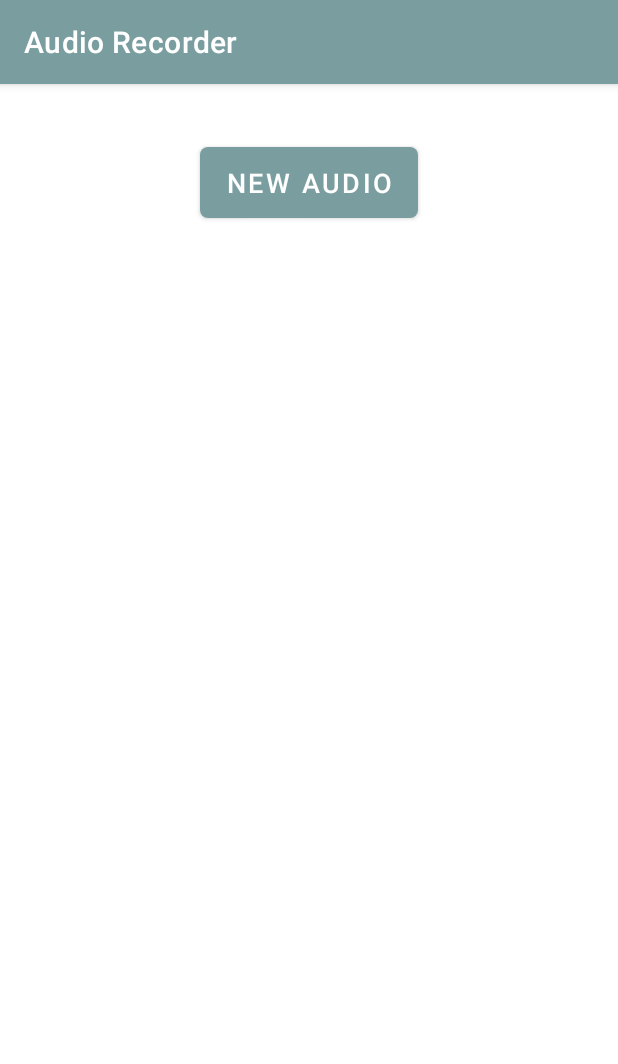
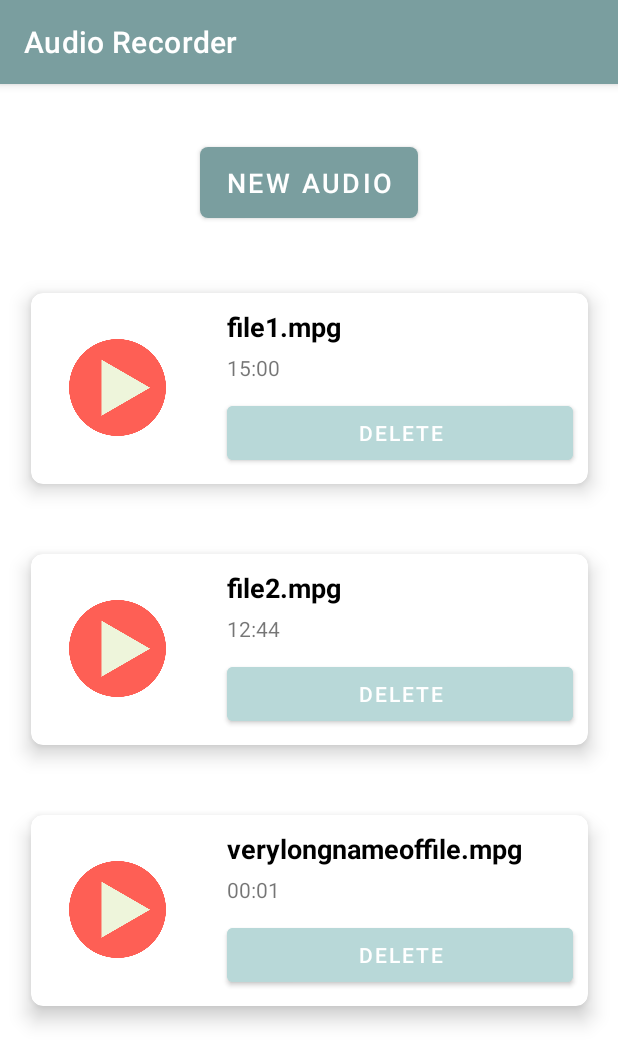
Before and after one commit to tarkowskialyssa/Audio-Recorder, an Android app: the screen it shows after launch (MainActivity), on a phone screen of 412 x 824 dp. Shown: the top 1064 px of the screen. Run offline under Robolectric (Android 15) with nearby library versions, the phone set to English and light mode, and no system bars.

Commit message:
audio cards

```diff
--- a/app/build.gradle
+++ b/app/build.gradle
@@ -32,6 +32,7 @@ dependencies {
     implementation 'androidx.appcompat:appcompat:1.4.0'
     implementation 'com.google.android.material:material:1.4.0'
     implementation 'androidx.constraintlayout:constraintlayout:2.1.2'
+    implementation 'com.google.android.material:material:1.2.1'
     testImplementation 'junit:junit:4.+'
     androidTestImplementation 'androidx.test.ext:junit:1.1.3'
     androidTestImplementation 'androidx.test.espresso:espresso-core:3.4.0'
--- /dev/null
+++ b/app/src/main/java/com/zybooks/audiorecorder/AudioAdapter.java
@@ -0,0 +1,57 @@
+package com.zybooks.audiorecorder;
+
+
+import android.content.Context;
+import android.view.LayoutInflater;
+import android.view.View;
+import android.view.ViewGroup;
+import android.widget.ImageView;
+import android.widget.TextView;
+import androidx.annotation.NonNull;
+import androidx.recyclerview.widget.RecyclerView;
+import java.util.ArrayList;
+
+public class AudioAdapter extends RecyclerView.Adapter<AudioAdapter.Viewholder>{
+    private Context context;
+    //List of all audio records
+    private ArrayList<AudioModel> audioModelArrayList;
+
+    //Constructor
+    public AudioAdapter(Context context, ArrayList<AudioModel> audioModelArrayList){
+        this.context = context;
+        this.audioModelArrayList = audioModelArrayList;
+    }
+
+    //Inflates the layout for each card in the recycler view
+    @NonNull
+    @Override
+    public AudioAdapter.Viewholder onCreateViewHolder(@NonNull ViewGroup parent, int viewType){
+        View view = LayoutInflater.from(parent.getContext()).inflate(R.layout.audio_card, parent, false);
+        return new Viewholder(view);
+    }
+
+    @Override
+    public void onBindViewHolder(@NonNull AudioAdapter.Viewholder holder, int position) {
+        //Sets text for each card
+        AudioModel model = audioModelArrayList.get(position);
+        holder.fileName.setText(model.getFileName());
+        holder.fileTime.setText(model.getFileTime());
+    }
+
+    @Override
+    public int getItemCount() {
+        //Returns number of cards in recycler view
+        return audioModelArrayList.size();
+    }
+
+    //View holder class for initializing of TextViews
+    public class Viewholder extends RecyclerView.ViewHolder {
+        private TextView fileName, fileTime;
+
+        public Viewholder(@NonNull View itemView) {
+            super(itemView);
+            fileName = itemView.findViewById(R.id.idFileName);
+            fileTime = itemView.findViewById(R.id.idFileTime);
+        }
+    }
+}
--- /dev/null
+++ b/app/src/main/java/com/zybooks/audiorecorder/AudioModel.java
@@ -0,0 +1,31 @@
+package com.zybooks.audiorecorder;
+
+//Stores the audio data that will be displayed in the Recycler View
+public class AudioModel {
+    private String fileName;
+    private String fileTime;
+
+    //Constructor
+    public AudioModel(String fileName, String fileTime){
+        this.fileName = fileName;
+        this.fileTime = fileTime;
+    }
+
+    //Getters and Setters
+    public String getFileName() {
+        return fileName;
+    }
+
+    public void setFileName(String fileName){
+        this.fileName = fileName;
+    }
+
+    public String getFileTime() {
+        return fileTime;
+    }
+
+    public void setFileTime(String fileTime){
+        this.fileTime = fileTime;
+    }
+
+}
--- a/app/src/main/java/com/zybooks/audiorecorder/MainActivity.java
+++ b/app/src/main/java/com/zybooks/audiorecorder/MainActivity.java
@@ -1,17 +1,47 @@
 package com.zybooks.audiorecorder;
 
 import androidx.appcompat.app.AppCompatActivity;
+import androidx.recyclerview.widget.LinearLayoutManager;
+import androidx.recyclerview.widget.RecyclerView;
 
 import android.content.Intent;
 import android.os.Bundle;
 import android.view.View;
 
+import java.lang.reflect.Array;
+import java.util.ArrayList;
+
 public class MainActivity extends AppCompatActivity {
+
+    private RecyclerView audioRV;
+
+    // ArrayList for storing data
+    private ArrayList<AudioModel> audioModelArrayList;
 
     @Override
     protected void onCreate(Bundle savedInstanceState) {
         super.onCreate(savedInstanceState);
         setContentView(R.layout.activity_main);
+        //Set recycler view
+        audioRV = findViewById(R.id.idAudioRV);
+
+        //Add data to new ArrayList
+        //DUMMY DATA FOR NOW
+        audioModelArrayList = new ArrayList<>();
+        audioModelArrayList.add(new AudioModel("file1.mpg", "15:00"));
+        audioModelArrayList.add(new AudioModel("file2.mpg", "12:44"));
+        audioModelArrayList.add(new AudioModel("verylongnameoffile.mpg", "00:01"));
+        audioModelArrayList.add(new AudioModel("alyssasfile.mpg", "00:17"));
+
+        //Initialize adapter class and pass arraylist to it
+        AudioAdapter audioAdapter = new AudioAdapter(this, audioModelArrayList);
+
+        //Set a layout manager for recycler view--vertical list
+        LinearLayoutManager linearLayoutManager = new LinearLayoutManager(this, LinearLayoutManager.VERTICAL, false);
+
+        //Set layout manager and adapter to recycler view
+        audioRV.setLayoutManager(linearLayoutManager);
+        audioRV.setAdapter(audioAdapter);
     }
 
     public void onNewClick (View view) {
--- a/app/src/main/res/layout/activity_main.xml
+++ b/app/src/main/res/layout/activity_main.xml
@@ -7,11 +7,11 @@
     tools:context=".MainActivity">
 
     <androidx.recyclerview.widget.RecyclerView
-        android:layout_width="418dp"
-        android:layout_height="592dp"
-        android:layout_marginTop="136dp"
+        android:id="@+id/idAudioRV"
+        android:layout_width="407dp"
+        android:layout_height="538dp"
+        android:layout_marginTop="116dp"
         app:layout_constraintEnd_toEndOf="parent"
-        app:layout_constraintHorizontal_bias="0.571"
         app:layout_constraintStart_toStartOf="parent"
         app:layout_constraintTop_toTopOf="parent" />
 
--- /dev/null
+++ b/app/src/main/res/layout/audio_card.xml
@@ -0,0 +1,86 @@
+<?xml version="1.0" encoding="utf-8"?>
+<androidx.cardview.widget.CardView
+    xmlns:android="http://schemas.android.com/apk/res/android"
+    xmlns:app="http://schemas.android.com/apk/res-auto"
+    android:layout_width="match_parent"
+    android:layout_height="wrap_content"
+    android:layout_margin="5dp"
+    app:cardBackgroundColor="@color/white"
+    app:cardCornerRadius="8dp"
+    app:cardElevation="8dp"
+    app:cardMaxElevation="10dp"
+    app:cardPreventCornerOverlap="true"
+    app:cardUseCompatPadding="true">
+
+    <!--
+        In the above cardview widget
+        cardelevation property will give elevation to your card view
+        card corner radius will provide radius to your card view
+        card background color will give background color to your card view
+        card max elevation will give the cardview maximum elevation
+        card prevent corner overlap will add padding to CardView on v20 and
+        before to prevent intersections between the Card content and rounded corners.
+        card use compact padding will add padding in API v21+ as well to have the same
+        measurements with previous versions.
+    -->
+
+    <RelativeLayout
+        android:layout_width="match_parent"
+        android:layout_height="wrap_content">
+
+        <!--ImageVIew to display our Course Image-->
+
+        <!--Text View to display Course Name-->
+
+        <ImageView
+            android:id="@+id/idPlayButton"
+            android:layout_width="75dp"
+            android:layout_height="75dp"
+            android:layout_marginStart="20dp"
+            android:layout_marginTop="25dp"
+            android:layout_marginEnd="25dp"
+            android:layout_marginBottom="10dp"
+            android:contentDescription="@string/app_name"
+            android:padding="5dp"
+            android:src="@drawable/play" />
+
+        <TextView
+            android:id="@+id/idFileName"
+            android:layout_width="match_parent"
+            android:layout_height="wrap_content"
+            android:layout_marginStart="10dp"
+            android:layout_marginTop="10dp"
+            android:layout_toEndOf="@id/idPlayButton"
+            android:text="@string/audio_name"
+            android:textColor="@color/black"
+            android:textSize="18sp"
+            android:textStyle="bold" />
+
+        <!--Text VIew to display COurse Rating-->
+        <!--Image used in present in drawable folder-->
+        <TextView
+            android:id="@+id/idFileTime"
+            android:layout_width="match_parent"
+            android:layout_height="wrap_content"
+            android:layout_below="@id/idFileName"
+            android:layout_marginStart="10dp"
+            android:layout_marginTop="5dp"
+            android:layout_toEndOf="@id/idPlayButton"
+            android:drawablePadding="2dp"
+            android:text="@string/audio_time" />
+
+        <Button
+            android:id="@+id/deleteButton"
+            android:layout_width="match_parent"
+            android:layout_height="wrap_content"
+            android:layout_below="@id/idFileTime"
+            android:layout_marginStart="10dp"
+            android:layout_marginTop="10dp"
+            android:layout_marginEnd="10dp"
+            android:layout_marginBottom="10dp"
+            android:layout_toEndOf="@id/idPlayButton"
+            android:backgroundTint="@color/light_blue"
+            android:drawablePadding="2dp"
+            android:text="Delete" />
+    </RelativeLayout>
+</androidx.cardview.widget.CardView>
--- a/app/src/main/res/values/strings.xml
+++ b/app/src/main/res/values/strings.xml
@@ -1,3 +1,5 @@
 <resources>
     <string name="app_name">Audio Recorder</string>
+    <string name="audio_name">file.mpg</string>
+    <string name="audio_time">00:00</string>
 </resources>
```
